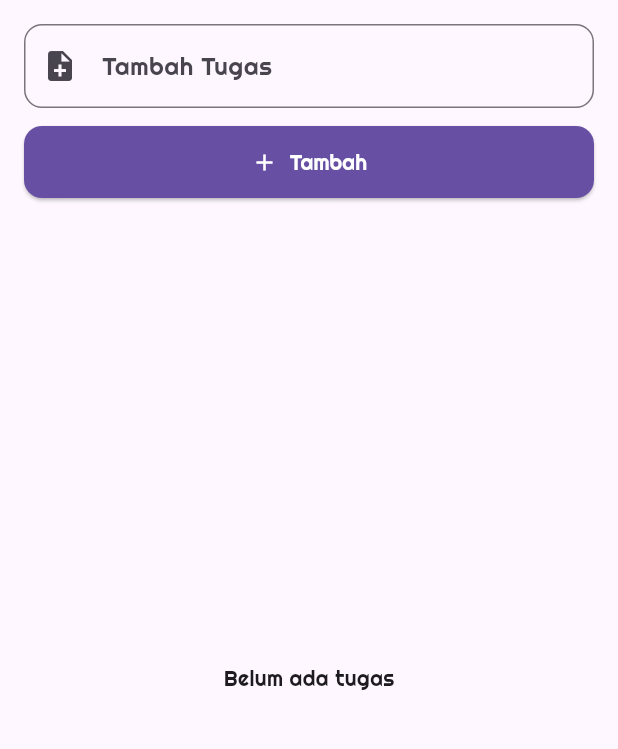
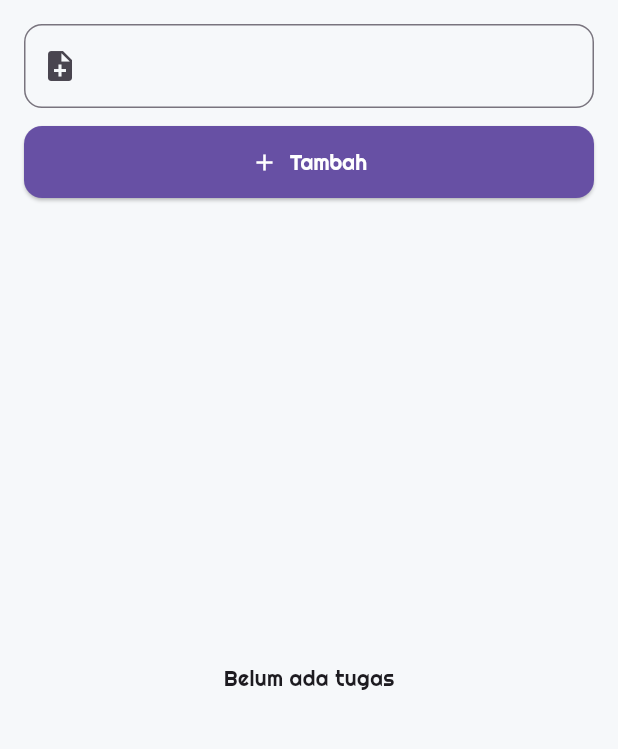
Before and after one commit to yahya542/todolistApp, a Flutter app: the screen it shows after launch, on a phone screen of 412 x 824 dp, the part 84-833 px from its top. Run offline on Flutter 3.47's test engine with Material 3 defaults, Android fonts, the phone set to English and light mode, and no system bars.

Commit message:
container wrapping and change background color body

```diff
--- a/todolist/lib/screens/homeScreen.dart
+++ b/todolist/lib/screens/homeScreen.dart
@@ -35,14 +35,17 @@ class _HomeScreenState extends State<HomeScreen> {
       appBar: AppBar(
         title: const Text('Todo List'),
       ),
-      body: Padding(
+      body: Container(
+      decoration: const BoxDecoration(
+        color: Color(0xFFF6F8FA), // 💡 Background lembut
+      ),
+      child: Padding(
         padding: const EdgeInsets.all(16),
         child: Column(
           children: [
             TextField(
               controller: _controller,
               decoration: InputDecoration(
-                labelText: 'Tambah Tugas',
                 border: OutlineInputBorder(
                   borderRadius: BorderRadius.circular(12),
                 ),
@@ -97,6 +100,7 @@ class _HomeScreenState extends State<HomeScreen> {
           ],
         ),
       ),
+      ),
     );
   }
 }
```
